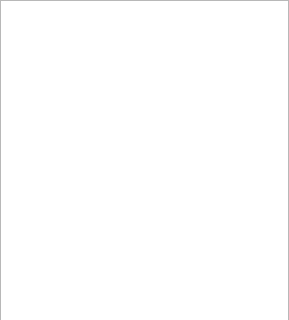
Before: the Qt Designer form plugins/projectmanagerview/projectmanagerview.ui in KDE/kdevelop, drawn with Qt 5; both pictures show x 0 to 289 and y 0 to 320 of the 289 by 632 pixel window.
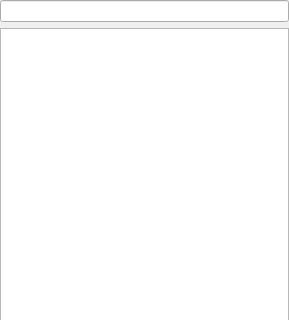
After: the same form once the commit is applied. Custom widgets are drawn as their Qt base class.

Commit message:
Project Manager View inclusive filter
- Added KLineEdit on Project<Manager form (above project  tree)
- Implement filtering in ProjectProxyModel controlled by string (space-separated wildcard expressions)

```diff
--- a/plugins/projectmanagerview/projectmanagerview.ui
+++ b/plugins/projectmanagerview/projectmanagerview.ui
@@ -25,6 +25,22 @@
      <property name="orientation">
       <enum>Qt::Vertical</enum>
      </property>
+     <widget class="QWidget" name="verticalLayoutWidget">
+      <layout class="QVBoxLayout" name="verticalLayout_2">
+       <item>
+        <widget class="KLineEdit" name="fileNameFilterEdit">
+         <property name="inputMask">
+          <string notr="true"/>
+         </property>
+         <property name="text">
+          <string notr="true"/>
+         </property>
+         <property name="showClearButton" stdset="0">
+          <bool>true</bool>
+         </property>
+        </widget>
+       </item>
+       <item>
      <widget class="ProjectTreeView" name="projectTreeView">
       <property name="sizePolicy">
        <sizepolicy hsizetype="Expanding" vsizetype="Expanding">
@@ -38,9 +54,9 @@
       <attribute name="headerStretchLastSection">
        <bool>false</bool>
       </attribute>
-      <attribute name="headerStretchLastSection">
-       <bool>false</bool>
-      </attribute>
+        </widget>
+       </item>
+      </layout>
      </widget>
      <widget class="QWidget" name="layoutWidget">
       <layout class="QVBoxLayout" name="verticalLayout">
@@ -75,6 +91,11 @@
    <extends>QTreeView</extends>
    <header>projecttreeview.h</header>
   </customwidget>
+  <customwidget>
+   <class>KLineEdit</class>
+   <extends>QLineEdit</extends>
+   <header>KLineEdit</header>
+  </customwidget>
  </customwidgets>
  <resources/>
  <connections/>
```
Lines whose indentation alone changed are shown as unchanged. The commit also changes 4 other files.
